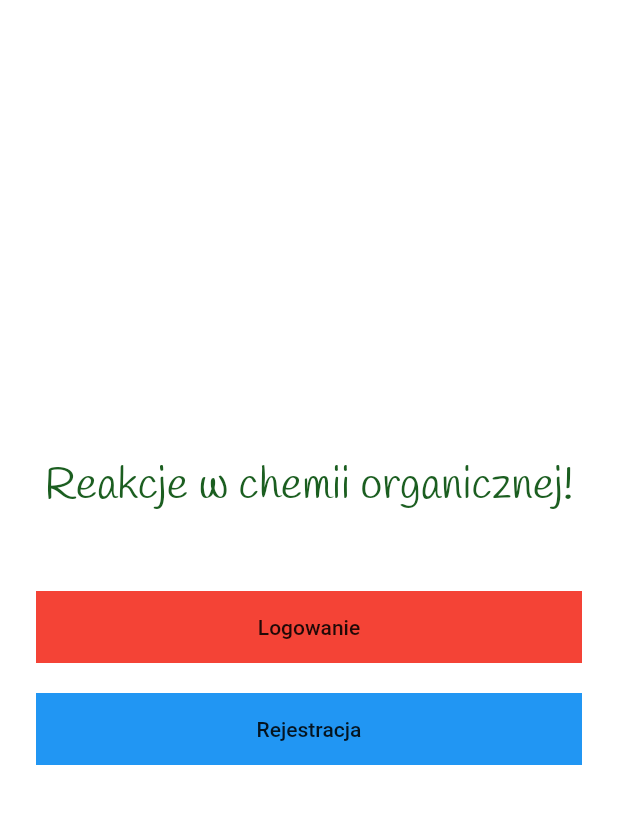
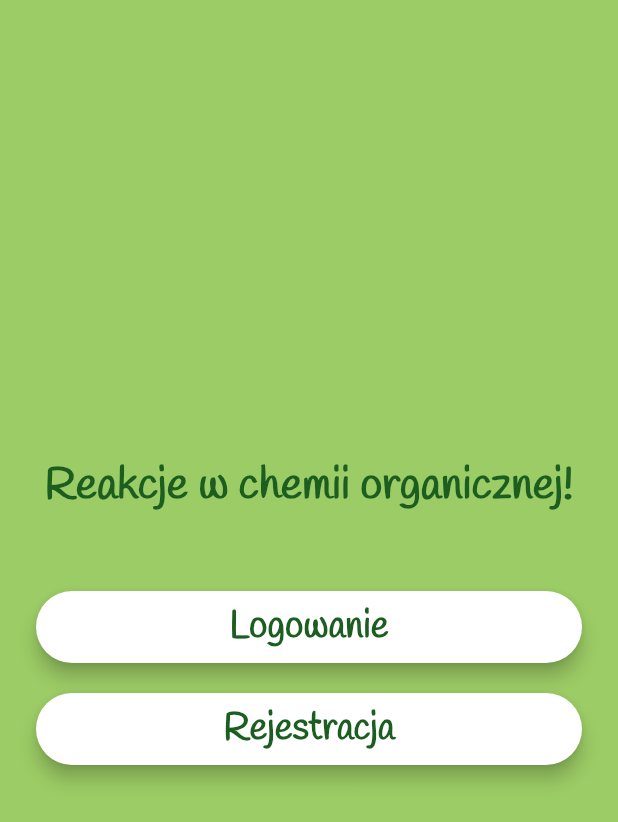
Before and after one commit to Sandra-chemist/SAEP-ReakcjeOrganiczne, a Flutter app: the screen it shows after launch, on a phone screen of 412 x 824 dp. Shown: the top 822 px of the screen. Run offline on Flutter 3.47's test engine with Material 2 defaults, Android fonts, the phone set to English and light mode, and no system bars.

Commit message:
buttons style was improved

```diff
--- a/lib/screens/welcome_screen.dart
+++ b/lib/screens/welcome_screen.dart
@@ -14,7 +14,7 @@ class _WelcomeScreenState extends State<WelcomeScreen> {
   @override
   Widget build(BuildContext context) {
     return Scaffold(
-      backgroundColor: Colors.white,
+      backgroundColor: Colors.lightGreen[400],
       body: Padding(
         padding: EdgeInsets.symmetric(horizontal: 24.0),
         child: Column(
@@ -27,6 +27,7 @@ class _WelcomeScreenState extends State<WelcomeScreen> {
                   'Reakcje w chemii organicznej!',
                   textAlign: TextAlign.justify,
                   style: TextStyle(
+                    fontWeight: FontWeight.bold,
                     fontFamily: 'Handlee',
                     color: Colors.green[900],
                     fontSize: 30.0,
@@ -40,23 +41,41 @@ class _WelcomeScreenState extends State<WelcomeScreen> {
             Padding(
                 padding: EdgeInsets.symmetric(vertical: 10.0),
                 child: Material(
-                  color: Colors.red,
+                  color: Colors.white,
+                  borderRadius: BorderRadius.circular(25.0),
+                  elevation: 5.0,
                   child: MaterialButton(
                     onPressed: () {
                       Navigator.pushNamed(context, LoginScreen.id);
                     },
-                    child: const Text('Logowanie'),
+                    child: Text(
+                      'Logowanie',
+                      style: TextStyle(
+                          fontFamily: 'Handlee',
+                          fontSize: 25.0,
+                          color: Colors.green[900],
+                          fontWeight: FontWeight.bold),
+                    ),
                   ),
                 )),
             Padding(
               padding: EdgeInsets.symmetric(vertical: 10.0),
               child: Material(
-                color: Colors.blue,
+                color: Colors.white,
+                borderRadius: BorderRadius.circular(25.0),
+                elevation: 5.0,
                 child: MaterialButton(
                   onPressed: () {
                     Navigator.pushNamed(context, RegistrationScreen.id);
                   },
-                  child: const Text('Rejestracja'),
+                  child: Text(
+                    'Rejestracja',
+                    style: TextStyle(
+                        fontFamily: 'Handlee',
+                        fontSize: 25.0,
+                        color: Colors.green[900],
+                        fontWeight: FontWeight.bold),
+                  ),
                 ),
               ),
             ),
```
